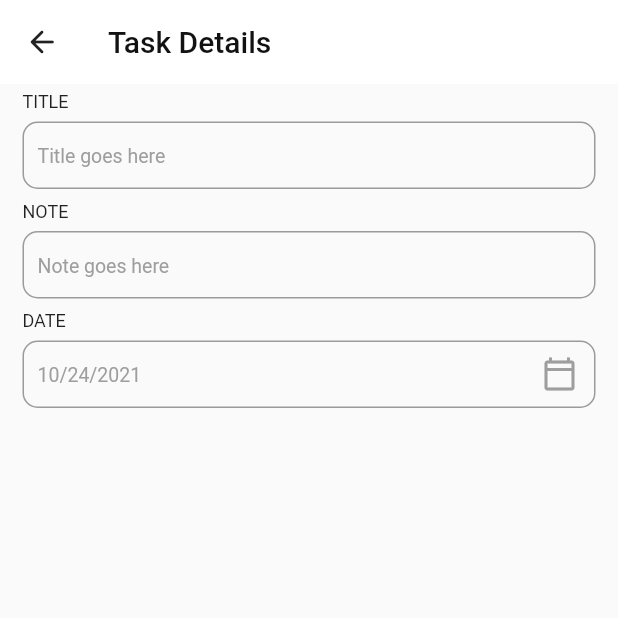
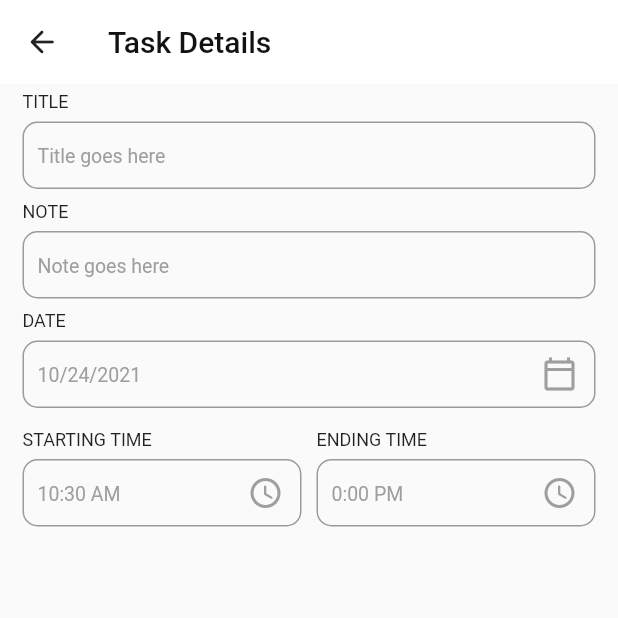
Before and after one commit to yonasalexx/todo_app, a Flutter app: the screen it shows after launch, after a tap on "CREATE", on a phone screen of 412 x 824 dp, the top half of it. Run offline on Flutter 3.47's test engine with Material 2 defaults, Android fonts, the phone set to English and light mode, and no system bars; our stand-ins replace date_picker_timeline, get, get_storage.

Commit message:
build a TimePicker for TextField

```diff
--- a/lib/screens/add_task_screen.dart
+++ b/lib/screens/add_task_screen.dart
@@ -4,6 +4,8 @@ import 'package:intl/intl.dart';
 import 'package:todo_app/constants/constants.dart';
 
 import 'widgets/my_text_field.dart';
+
+enum Time { start, end }
 
 class AddTaskScreen extends StatefulWidget {
   AddTaskScreen({Key? key, required this.selectedDate}) : super(key: key);
@@ -13,6 +15,8 @@ class AddTaskScreen extends StatefulWidget {
 }
 
 class _AddTaskScreenState extends State<AddTaskScreen> {
+  String startingTime = DateFormat('hh:mm a').format(DateTime.now()).toString();
+  String endingTime = '0:00 PM';
   @override
   Widget build(BuildContext context) {
     return Scaffold(
@@ -61,6 +65,38 @@ class _AddTaskScreenState extends State<AddTaskScreen> {
                   ),
                 ),
               ),
+              const SizedBox(height: 14),
+              Row(
+                children: [
+                  Expanded(
+                    child: MyTextField(
+                      title: 'STARTING TIME',
+                      hintText: startingTime,
+                      child: IconButton(
+                        onPressed: () => _buildTimePicker(Time.start),
+                        icon: const Icon(
+                          Icons.access_time_rounded,
+                          color: AppColor.grey,
+                        ),
+                      ),
+                    ),
+                  ),
+                  const SizedBox(width: 10),
+                  Expanded(
+                    child: MyTextField(
+                      title: 'ENDING TIME',
+                      hintText: endingTime,
+                      child: IconButton(
+                        onPressed: () => _buildTimePicker(Time.end),
+                        icon: const Icon(
+                          Icons.access_time_rounded,
+                          color: AppColor.grey,
+                        ),
+                      ),
+                    ),
+                  ),
+                ],
+              ),
             ],
           ),
         ),
@@ -81,4 +117,30 @@ class _AddTaskScreenState extends State<AddTaskScreen> {
       });
     }
   }
+
+  void _buildTimePicker(time) async {
+    var pickedTime = await timePicker();
+    String formatTime = pickedTime.format(context);
+    if (time == Time.start) {
+      setState(() {
+        startingTime = formatTime;
+      });
+    }
+    if (time == Time.end) {
+      setState(() {
+        endingTime = formatTime;
+      });
+    }
+  }
+
+  timePicker() {
+    return showTimePicker(
+      context: context,
+      initialTime: TimeOfDay(
+        hour: int.parse(startingTime.split(':')[0]),
+        minute: int.parse(startingTime.split(':')[1].split(' ')[0]),
+      ),
+      initialEntryMode: TimePickerEntryMode.input,
+    );
+  }
 }
```
